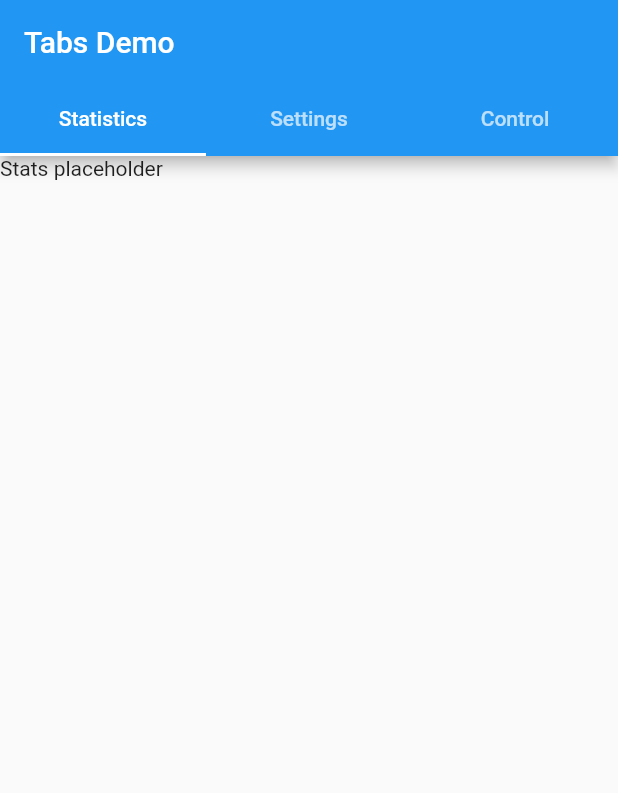
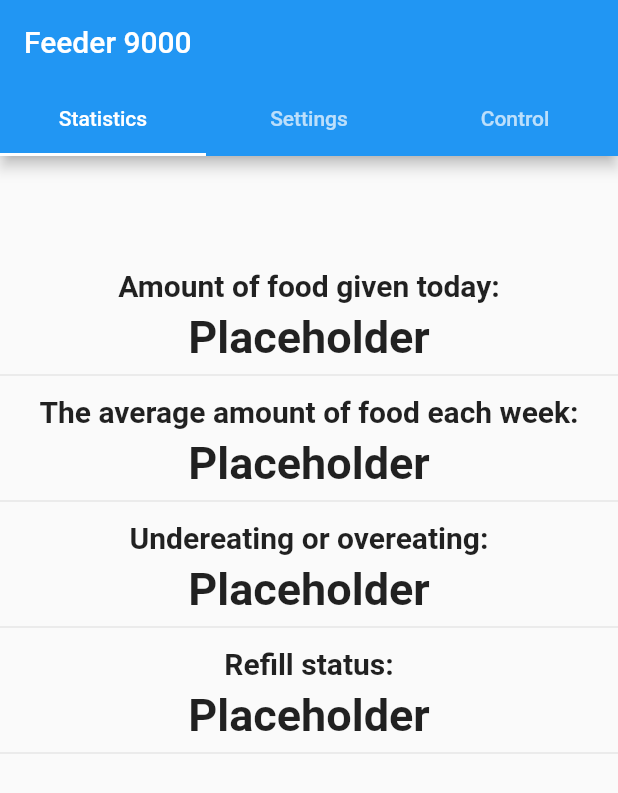
Before and after one commit to DoncusSpelunkus/Feeder, a Flutter app: the screen it shows after launch, on a phone screen of 412 x 824 dp. Shown: the top 793 px of the screen. Run offline on Flutter 3.47's test engine with Material 2 defaults, Android fonts, the phone set to English and light mode, and no system bars; our stand-ins replace firebase_core, firebase_database; missing offline and left inert: dart:ffi, mqtt_client; accounts and stored records are empty.

Commit message:
Update ui.dart

```diff
--- a/lib/ui.dart
+++ b/lib/ui.dart
@@ -33,7 +33,9 @@ class _MyHomePageState extends State<MyHomePage> {
   FireBaseDB db = FireBaseDB();
   List<Command> _commands = [];
   double _currentSliderValue = 20;
-  double _settingSliderValue = 3;
+  double _intervalSliderValue = 3;
+  double _delaySliderValue = 8;
+  double _amountSliderValue = 20;
   dynamic _value = 0;
 
   void circleButtonPress(String buttonText) {
@@ -46,7 +48,9 @@ class _MyHomePageState extends State<MyHomePage> {
           break;
         case "Save settings":
           command = instantFeedCommand();
-          _value = _settingSliderValue;
+          _value = _intervalSliderValue;
+          _value = _delaySliderValue;
+          _value = _amountSliderValue;
           break;
       }
       if (command != null) {
@@ -77,6 +81,36 @@ class _MyHomePageState extends State<MyHomePage> {
     );
   }
 
+  Widget statisticsTab() {
+    return Column(children: [
+      const SizedBox(
+        height: 75,
+      ),
+      Column(children: [
+        const Text('Amount of food given today:', style: TextStyle(fontSize: 20, fontWeight: FontWeight.bold)),
+        const SizedBox(height: 5),
+        const Text('Placeholder', style: TextStyle(fontSize: 30, fontWeight: FontWeight.bold)),
+        Divider(),
+        const SizedBox(height: 5),
+        const Text('The average amount of food each week:', style: TextStyle(fontSize: 20, fontWeight: FontWeight.bold)),
+        const SizedBox(height: 5),
+        const Text('Placeholder', style: TextStyle(fontSize: 30, fontWeight: FontWeight.bold)),
+        Divider(),
+        const SizedBox(height: 5),
+        const Text('Undereating or overeating:', style: TextStyle(fontSize: 20, fontWeight: FontWeight.bold)),
+        const SizedBox(height: 5),
+        const Text('Placeholder', style: TextStyle(fontSize: 30, fontWeight: FontWeight.bold)),
+        Divider(),
+        const SizedBox(height: 5),
+        const Text('Refill status:', style: TextStyle(fontSize: 20, fontWeight: FontWeight.bold)),
+        const SizedBox(height: 5),
+        const Text('Placeholder', style: TextStyle(fontSize: 30, fontWeight: FontWeight.bold)),
+        Divider(),
+        const SizedBox(height: 5),
+      ]),
+    ]);
+  }
+
   Widget controlTab() {
     return Column(children: [
       Padding(
@@ -86,8 +120,8 @@ class _MyHomePageState extends State<MyHomePage> {
         const Text("Choose amount"),
         Slider(
           value: _currentSliderValue,
-          max: 200,
-          divisions: 40,
+          max: 50,
+          divisions: 10,
           label: "${_currentSliderValue.round()}g",
           onChanged: (double value) {
             setState(() {
@@ -102,25 +136,53 @@ class _MyHomePageState extends State<MyHomePage> {
   Widget settingsTab() {
     return Column(children: [
       const SizedBox(
-        height: 200,
+        height: 75,
       ),
       Column(children: [
-        const Text("Interval",
-          style: TextStyle(
-            fontSize: 20,
-            fontWeight: FontWeight.bold
-          ),
+        const Text(
+          "Times a day:",
+          style: TextStyle(fontSize: 20, fontWeight: FontWeight.bold),
         ),
         Slider(
-      value: _settingSliderValue,
-      max: 10,
-      divisions: 10,
-      label: "${_settingSliderValue.round()} times a day",
-      onChanged: (double value) {
-        setState(() {
-          _settingSliderValue = value;
-        });
-      },
+          value: _intervalSliderValue,
+          max: 7,
+          divisions: 7,
+          label: "${_intervalSliderValue.round()} intervals a day",
+          onChanged: (double value) {
+            setState(() {
+              _intervalSliderValue = value;
+            });
+          },
+        ),
+        const Text(
+          "How many hours in between:",
+          style: TextStyle(fontSize: 20, fontWeight: FontWeight.bold),
+        ),
+        Slider(
+          value: _delaySliderValue,
+          max: 24,
+          divisions: 24,
+          label: "Every ${_delaySliderValue.round()} hours a day",
+          onChanged: (double value) {
+            setState(() {
+              _delaySliderValue = value;
+            });
+          },
+        ),
+        const Text(
+          "Amount of food:",
+          style: TextStyle(fontSize: 20, fontWeight: FontWeight.bold),
+        ),
+        Slider(
+          value: _amountSliderValue,
+          max: 50,
+          divisions: 25,
+          label: "${_amountSliderValue.round()} amount each interval",
+          onChanged: (double value) {
+            setState(() {
+              _amountSliderValue = value;
+            });
+          },
         ),
       ]),
       roundButton("Save settings", 50)
@@ -141,10 +203,10 @@ class _MyHomePageState extends State<MyHomePage> {
                 Tab(text: "Control"),
               ],
             ),
-            title: const Text('Tabs Demo'),
+            title: const Text('Feeder 9000'),
           ),
           body: TabBarView(children: [
-            Text("Stats placeholder"),
+            statisticsTab(),
             settingsTab(),
             controlTab(),
           ]),
```
